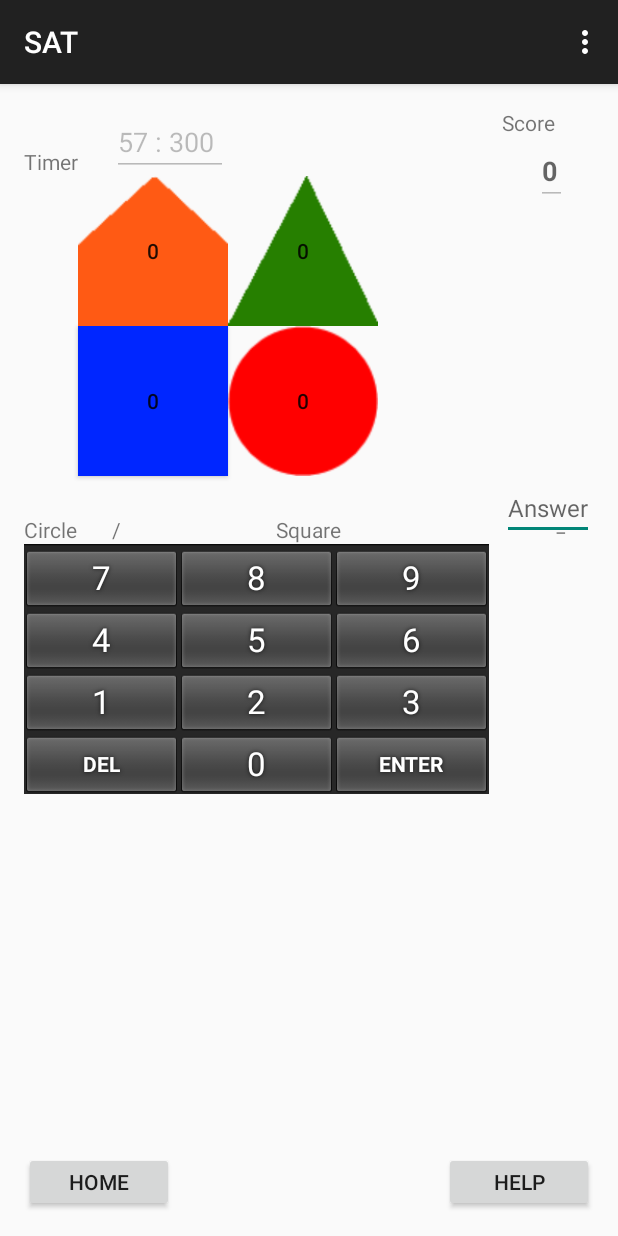
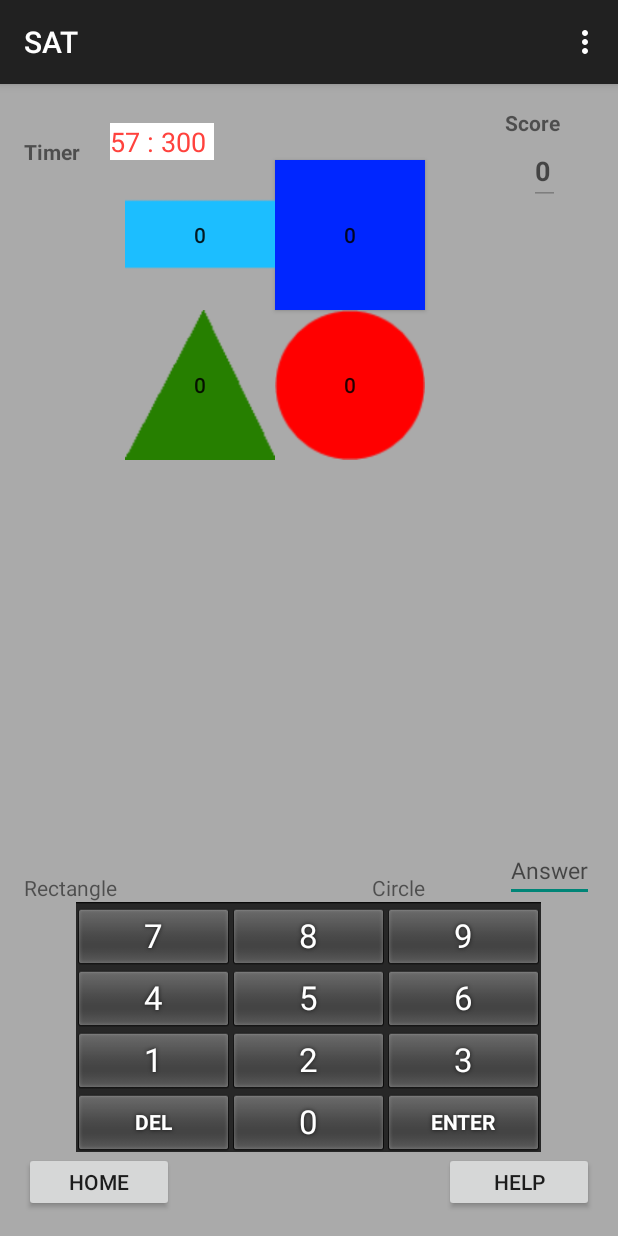
Before and after one commit to wklglider/SAT, an Android app: the gameActivity screen opened directly, with no data from a screen before it, on a phone screen of 412 x 824 dp. Run offline under Robolectric (Android 15) with nearby library versions, the phone set to English and light mode, and no system bars; 3 statements that could not run were skipped.

Commit message:
fixed start button, modified game flow, added alert at timeout

```diff
--- a/app/src/main/java/csci3320/kuilin/sat/GameModel.java
+++ b/app/src/main/java/csci3320/kuilin/sat/GameModel.java
@@ -166,11 +166,11 @@ public class GameModel {
             case 1:
             case 2:
             case 3:
-                return operations.get(generator.nextInt(1));
+                return operations.get(generator.nextInt(2));
             case 4:
             case 5:
             case 6:
-                return operations.get(generator.nextInt(3));
+                return operations.get(generator.nextInt(4));
 
         }
         return null;
--- a/app/src/main/java/csci3320/kuilin/sat/gameActivity.java
+++ b/app/src/main/java/csci3320/kuilin/sat/gameActivity.java
@@ -14,6 +14,7 @@ import android.view.MenuItem;
 import android.view.View;
 import android.widget.Button;
 import android.widget.EditText;
+import android.widget.ImageView;
 import android.widget.TextView;
 import android.widget.Toast;
 
@@ -38,7 +39,8 @@ public class gameActivity extends ActionBarActivity {
     Button[] grid = new Button[4]; //game grid
     TextView txtOperand1;
     TextView txtOperand2;
-    TextView txtOperation;
+    //TextView txtOperation;
+    ImageView imgOperation;
     EditText txtScore;
     EditText timer;
 
@@ -66,7 +68,8 @@ public class gameActivity extends ActionBarActivity {
         //get labels and other views needed for game
         txtOperand1 = (TextView)findViewById(R.id.first_shape_textView);
         txtOperand2 = (TextView)findViewById(R.id.second_shape_textView);
-        txtOperation = (TextView)findViewById(R.id.operator_textView);
+        //txtOperation = (TextView)findViewById(R.id.operator_textView);
+        imgOperation = (ImageView)findViewById(R.id.imageView_operator);
         txtScore = (EditText)findViewById(R.id.score_editText);
         timer = (EditText) findViewById( R.id.timer_editText );
 
@@ -127,7 +130,8 @@ public class gameActivity extends ActionBarActivity {
             }
 
             txtOperand1.setText(sh[shape1].GetName());
-            txtOperation.setText(op.GetOperator());
+            //txtOperation.setText(op.GetOperator());
+            imgOperation.setBackgroundResource(op.GetImage());
             txtOperand2.setText(sh[shape2].GetName());
 
 
@@ -199,8 +203,8 @@ public class gameActivity extends ActionBarActivity {
                         StartNewGame();
                     }
                 })
-                .setNegativeButton("No",new DialogInterface.OnClickListener() {
-                    public void onClick(DialogInterface dialog,int id) {
+                .setNegativeButton("No", new DialogInterface.OnClickListener() {
+                    public void onClick(DialogInterface dialog, int id) {
                         //end game and go back to main menu
                         gameActivity.this.finish();
                     }
--- a/app/src/main/java/csci3320/kuilin/sat/welcomeActivity.java
+++ b/app/src/main/java/csci3320/kuilin/sat/welcomeActivity.java
@@ -3,6 +3,8 @@ package csci3320.kuilin.sat;
 import android.content.Intent;
 import android.support.v7.app.ActionBarActivity;
 import android.os.Bundle;
+import android.text.Editable;
+import android.text.TextWatcher;
 import android.view.Menu;
 import android.view.MenuItem;
 import android.view.View;
@@ -95,22 +97,38 @@ public class welcomeActivity extends ActionBarActivity {
         startActivity(getHelp);
     }
 
-    EditText USER_NAME, USER_SCORE;
-    String user_name;
-    Button reg;
+    public void nameWatch(){
+        final EditText txtName = (EditText)findViewById(R.id.player_name_editText);
+        final Button btnStart = (Button)findViewById(R.id.start_button);
+        TextWatcher nameWatcher = new TextWatcher() {
+
+            @Override
+            public void beforeTextChanged(CharSequence charSequence, int i, int i1, int i2) {
+
+            }
+
+            @Override
+            public void onTextChanged(CharSequence charSequence, int i, int i1, int i2) {
+               if(txtName.length()>0){
+                   btnStart.setEnabled(true);
+               }
+               else btnStart.setEnabled(false);
+            }
+
+            @Override
+            public void afterTextChanged(Editable editable) {
+
+            }
+        };
+
+        txtName.addTextChangedListener(nameWatcher);
+    }
     @Override
     protected void onCreate(Bundle savedInstanceState) {
         super.onCreate(savedInstanceState);
         setContentView(R.layout.activity_welcome);
-        USER_NAME = (EditText) findViewById(R.id.player_name_editText);
-//        reg = (Button) findViewById(R.id.start_button);
-//        reg.setOnClickListener(new View.OnClickListener() {
-//            @Override
-//            public void onClick(View v) {
-//                user_name = USER_NAME.getText().toString();
-//
-//            }
-//        });
+        nameWatch();
+
     }
 
 
--- a/app/src/main/res/layout/activity_game.xml
+++ b/app/src/main/res/layout/activity_game.xml
@@ -4,12 +4,16 @@
     android:paddingRight="@dimen/activity_horizontal_margin"
     android:paddingTop="@dimen/activity_vertical_margin"
     android:paddingBottom="@dimen/activity_vertical_margin" tools:context=".game"
+    android:background="@android:color/darker_gray"
     android:clickable="true">
 
     <TextView android:text="@string/timer" android:layout_width="wrap_content"
         android:layout_height="wrap_content"
         android:id="@+id/timer"
-        android:layout_above="@+id/button_shape1" />
+        android:layout_below="@+id/score"
+        android:layout_alignParentLeft="true"
+        android:layout_alignParentStart="true"
+        android:textStyle="bold" />
 
     <EditText
         android:layout_width="wrap_content"
@@ -17,10 +21,14 @@
         android:id="@+id/timer_editText"
         android:editable="false"
         android:enabled="false"
-        android:layout_alignParentTop="true"
-        android:layout_alignRight="@+id/button_shape1"
-        android:layout_alignEnd="@+id/button_shape1"
-        android:hint="01:00:00" />
+        android:hint="01:00:00"
+        android:layout_marginTop="10dp"
+        android:layout_marginLeft="20dp"
+        android:layout_alignTop="@+id/score"
+        android:layout_toRightOf="@+id/timer"
+        android:layout_toEndOf="@+id/timer"
+        android:background="#ffffffff"
+        android:textColor="#ffff423d" />
 
     <TextView
         android:text="@string/score"
@@ -29,7 +37,8 @@
         android:id="@+id/score"
         android:layout_alignParentTop="true"
         android:layout_alignLeft="@+id/result_editText"
-        android:layout_alignStart="@+id/result_editText" />
+        android:layout_alignStart="@+id/result_editText"
+        android:textStyle="bold" />
 
 
     <EditText
@@ -40,16 +49,18 @@
         android:editable="false"
         android:inputType="number"
         android:textStyle="bold"
+        android:textColor="#ff6376ff"
         android:enabled="false"
-        android:layout_below="@+id/score"
-        android:layout_alignRight="@+id/equal_textView"
-        android:layout_alignEnd="@+id/equal_textView" />
+        android:layout_alignTop="@+id/timer"
+        android:layout_alignRight="@+id/score"
+        android:layout_alignEnd="@+id/score" />
 
     <Button
         android:layout_width="100dp"
         android:layout_height="100dp"
         android:text="New Button"
         android:id="@+id/button_shape1"
+        android:layout_marginLeft="30dp"
         android:layout_below="@+id/timer_editText"
         android:layout_toRightOf="@+id/timer"
         android:layout_toEndOf="@+id/timer" />
@@ -59,9 +70,9 @@
         android:layout_height="100dp"
         android:text="New Button"
         android:id="@+id/button_shape2"
-        android:layout_alignBottom="@+id/button_shape1"
-        android:layout_toRightOf="@+id/timer_editText"
-        android:layout_toEndOf="@+id/timer_editText" />
+        android:layout_above="@+id/button_shape3"
+        android:layout_alignLeft="@+id/button_shape4"
+        android:layout_alignStart="@+id/button_shape4" />
 
     <Button
         android:layout_width="100dp"
@@ -77,9 +88,9 @@
         android:layout_height="100dp"
         android:text="New Button"
         android:id="@+id/button_shape4"
-        android:layout_alignTop="@+id/button_shape3"
-        android:layout_alignLeft="@+id/button_shape2"
-        android:layout_alignStart="@+id/button_shape2" />
+        android:layout_below="@+id/button_shape2"
+        android:layout_toRightOf="@+id/button_shape1"
+        android:layout_toEndOf="@+id/button_shape1" />
 
     <TextView
         android:layout_width="wrap_content"
@@ -87,44 +98,47 @@
         android:text="First Shape"
         android:id="@+id/first_shape_textView"
         android:layout_marginTop="26dp"
-        android:layout_below="@+id/button_shape3"
         android:layout_alignParentLeft="true"
-        android:layout_alignParentStart="true" />
+        android:layout_alignParentStart="true"
+        android:layout_above="@+id/keyboardview" />
 
-    <TextView
-        android:layout_width="wrap_content"
-        android:layout_height="wrap_content"
-        android:text="/"
-        android:id="@+id/operator_textView"
+    <ImageView
+        android:layout_width="10dp"
+        android:layout_height="10dp"
+        android:id="@+id/imageView_operator"
         android:layout_alignTop="@+id/first_shape_textView"
-        android:layout_alignLeft="@+id/timer_editText"
-        android:layout_alignStart="@+id/timer_editText" />
+        android:layout_alignWithParentIfMissing="false"
+        android:layout_alignRight="@+id/button_shape3" />
+    <!--<TextView-->
+        <!--android:layout_width="wrap_content"-->
+        <!--android:layout_height="wrap_content"-->
+        <!--android:text="/"-->
+        <!--android:id="@+id/operator_textView"-->
+        <!--android:layout_alignTop="@+id/first_shape_textView"-->
+        <!--android:layout_alignStart="@+id/timer_editText"-->
+        <!--android:layout_toRightOf="@+id/first_shape_textView"-->
+        <!--android:layout_alignLeft="@+id/second_shape_textView" />-->
 
     <TextView
         android:layout_width="wrap_content"
         android:layout_height="wrap_content"
         android:text="Second Shape"
         android:id="@+id/second_shape_textView"
-        android:layout_alignTop="@+id/operator_textView"
-        android:layout_centerHorizontal="true" />
+        android:layout_alignTop="@+id/imageView_operator"
+        android:layout_alignRight="@+id/button_shape4"
+        android:layout_alignEnd="@+id/button_shape4" />
 
-    <TextView
-        android:layout_width="wrap_content"
-        android:layout_height="wrap_content"
-        android:text="="
-        android:id="@+id/equal_textView"
-        android:layout_alignTop="@+id/second_shape_textView"
-        android:layout_toRightOf="@+id/score"
-        android:layout_toEndOf="@+id/score" />
 
     <EditText
         android:layout_width="wrap_content"
         android:layout_height="wrap_content"
         android:id="@+id/result_editText"
         android:hint="Answer"
-        android:textSize="16dp"
-        android:layout_below="@+id/button_shape4"
-        android:layout_alignParentRight="true" />
+        android:textSize="15dp"
+        android:layout_alignBottom="@+id/second_shape_textView"
+        android:layout_alignRight="@+id/help_button"
+
+        android:textIsSelectable="false" />
 
     <Button
         android:layout_width="100dp"
@@ -146,21 +160,16 @@
         android:layout_alignParentEnd="true"
         android:onClick="loadHelpPage" />
 
-    <EditText
-        android:layout_width="wrap_content"
-        android:layout_height="wrap_content"
-        android:id="@+id/editText"
-        android:inputType="numberDecimal"
-        android:layout_alignTop="@+id/equal_textView" />
-
     <android.inputmethodservice.KeyboardView
         android:id="@+id/keyboardview"
         android:layout_width="fill_parent"
         android:layout_height="wrap_content"
         android:visibility="visible"
-        android:layout_alignParentLeft="true"
-        android:layout_alignParentStart="true"
-        android:layout_below="@+id/first_shape_textView" />
+        android:layout_centerHorizontal="true"
+
+        android:layout_above="@+id/home_button" />
+
+
 
 
 </RelativeLayout>
--- a/app/src/main/res/layout/activity_welcome.xml
+++ b/app/src/main/res/layout/activity_welcome.xml
@@ -160,7 +160,8 @@
         android:layout_below="@+id/operation_radioButton2"
         android:layout_centerHorizontal="true"
         android:onClick="startGame"
-        android:layout_gravity="center_horizontal" />
+        android:layout_gravity="center_horizontal"
+        android:enabled="false" />
 
     <LinearLayout
         android:orientation="horizontal"
```
